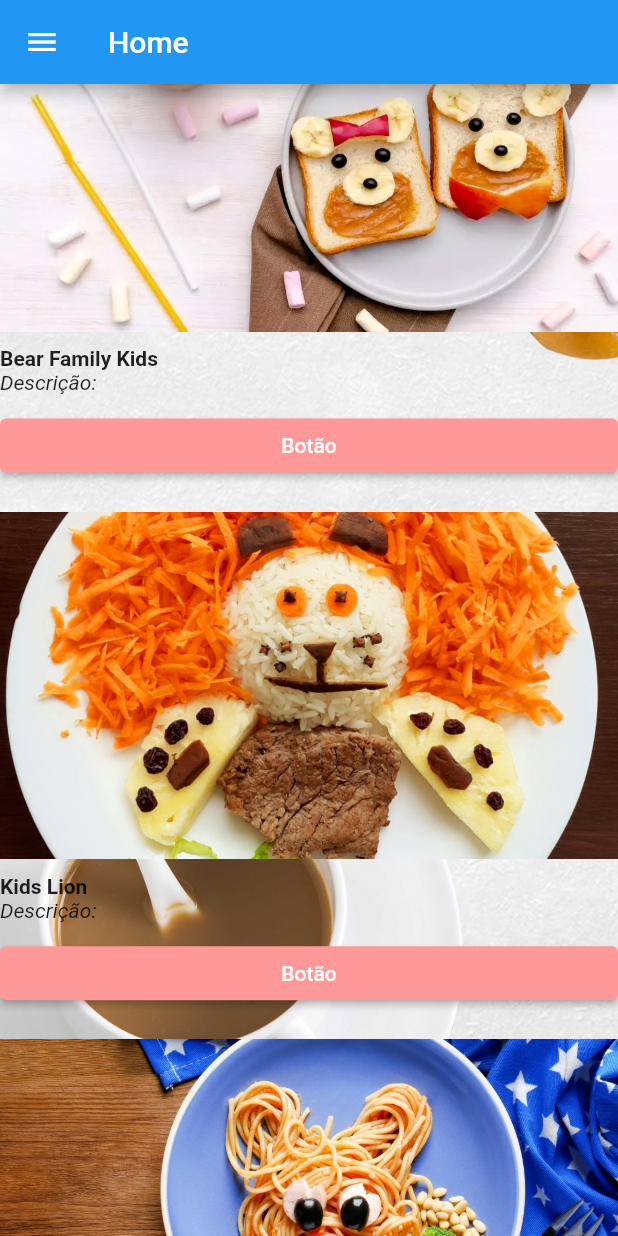
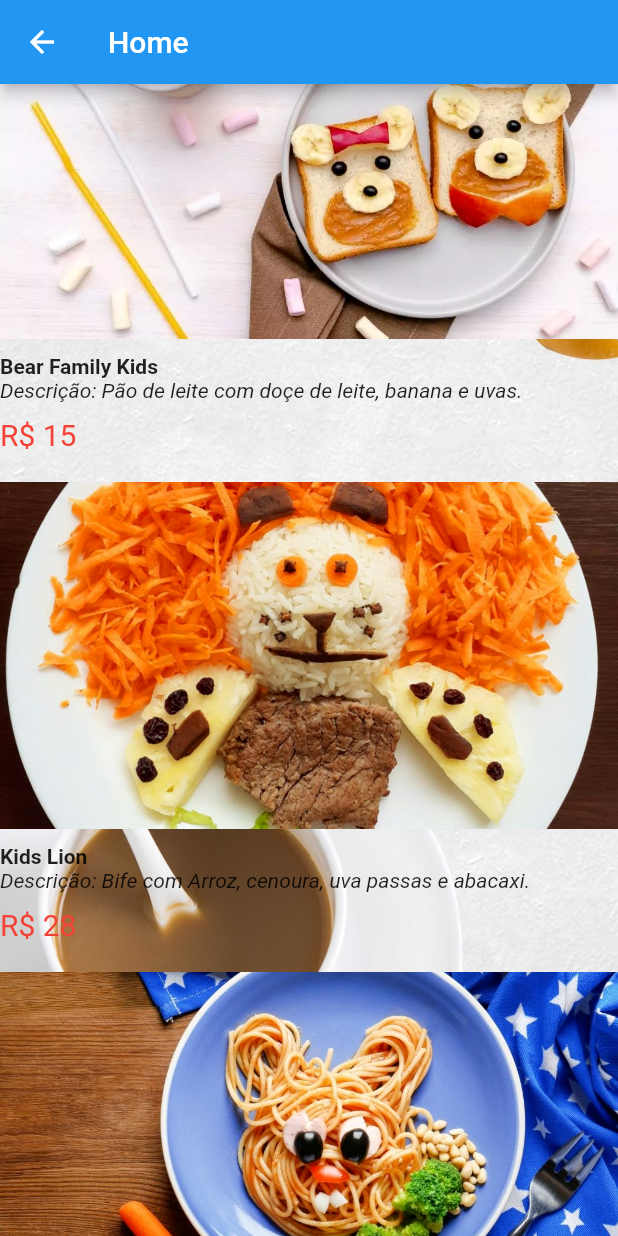
Before and after one commit to 104dk/CardapioApp, a Flutter app: the HomeScreen screen opened by its route, scrolled down 1152 dp, on a phone screen of 412 x 824 dp. Run offline on Flutter 3.47's test engine with Material 2 defaults, Android fonts, the phone set to English and light mode, and no system bars.

Commit message:
atualização n2

```diff
--- a/lib/pages/HomeScreen.dart
+++ b/lib/pages/HomeScreen.dart
@@ -29,43 +29,6 @@ class _HomeScreenState extends State<HomeScreen> {
     return Scaffold(
       appBar: AppBar(
         title: const Text('Home'),
-      ),
-      drawer: Drawer(
-        child: ListView(
-          padding: EdgeInsets.zero,
-          children: <Widget>[
-            const DrawerHeader(
-              decoration: BoxDecoration(
-                color: Colors.blue,
-              ),
-              child: Text(
-                'Menu',
-                style: TextStyle(
-                  color: Colors.white,
-                  fontSize: 24,
-                ),
-              ),
-            ),
-            ListTile(
-              title: const Text('Início'),
-              onTap: () {
-                // Lógica para a opção Início
-              },
-            ),
-            ListTile(
-              title: const Text('Carrinho'),
-              onTap: () {
-                // Lógica para a opção Carrinho
-              },
-            ),
-            ListTile(
-              title: const Text('Sair'),
-              onTap: () {
-                Navigator.pushReplacementNamed(context, '/login');
-              },
-            ),
-          ],
-        ),
       ),
       body: Container(
         decoration: const BoxDecoration(
@@ -99,12 +62,20 @@ class _HomeScreenState extends State<HomeScreen> {
                     ),
                   ),
                   const Text(
-                    'Descrição:',
+                    'Descrição: Deliciosas torradas com ovo e geleia de pinemta.',
                     style: TextStyle(
                       fontStyle: FontStyle.italic,
                     ),
                   ),
                   const SizedBox(height: 10),
+                  const Text(
+                    'R\$ 23',
+                    style: TextStyle(
+                      fontStyle: FontStyle.normal,
+                      fontSize: 20,
+                      color: Colors.red, // Define a cor vermelha para o texto
+                    ),
+                  ),
                   ElevatedButton(
                     onPressed: () {
                       // Lógica do botão
@@ -135,20 +106,19 @@ class _HomeScreenState extends State<HomeScreen> {
                     ),
                   ),
                   const Text(
-                    'Descrição:',
+                    'Descrição: Deliciosas fatias de pão com geleia, nozes, morangos, fatias de laranja, cereja, tomate cereja acompanhado de ovos cozido. ',
                     style: TextStyle(
                       fontStyle: FontStyle.italic,
                     ),
                   ),
                   const SizedBox(height: 10),
-                  ElevatedButton(
-                    onPressed: () {
-                      // Lógica do botão
-                    },
-                    style: ElevatedButton.styleFrom(
-                      backgroundColor: const Color(0xFFFF9999),
+                  const Text(
+                    'R\$ 34',
+                    style: TextStyle(
+                      fontStyle: FontStyle.normal,
+                      fontSize: 20,
+                      color: Colors.red, // Define a cor vermelha para o texto
                     ),
-                    child: const Text('Botão'),
                   ),
                 ],
               ),
@@ -171,20 +141,19 @@ class _HomeScreenState extends State<HomeScreen> {
                     ),
                   ),
                   const Text(
-                    'Descrição:',
+                    'Descrição: Delicioso Trio pão com ovos e café.',
                     style: TextStyle(
                       fontStyle: FontStyle.italic,
                     ),
                   ),
                   const SizedBox(height: 10),
-                  ElevatedButton(
-                    onPressed: () {
-                      // Lógica do botão
-                    },
-                    style: ElevatedButton.styleFrom(
-                      primary: const Color(0xFFFF9999),
+                  const Text(
+                    'R\$ 29',
+                    style: TextStyle(
+                      fontStyle: FontStyle.normal,
+                      fontSize: 20,
+                      color: Colors.red, // Define a cor vermelha para o texto
                     ),
-                    child: const Text('Botão'),
                   ),
                 ],
               ),
@@ -207,20 +176,19 @@ class _HomeScreenState extends State<HomeScreen> {
                     ),
                   ),
                   const Text(
-                    'Descrição:',
+                    'Descrição: Pão de leite com doçe de leite, banana e uvas.',
                     style: TextStyle(
                       fontStyle: FontStyle.italic,
                     ),
                   ),
                   const SizedBox(height: 10),
-                  ElevatedButton(
-                    onPressed: () {
-                      // Lógica do botão
-                    },
-                    style: ElevatedButton.styleFrom(
-                      primary: const Color(0xFFFF9999),
+                  const Text(
+                    'R\$ 15',
+                    style: TextStyle(
+                      fontStyle: FontStyle.normal,
+                      fontSize: 20,
+                      color: Colors.red, // Define a cor vermelha para o texto
                     ),
-                    child: const Text('Botão'),
                   ),
                 ],
               ),
@@ -243,20 +211,19 @@ class _HomeScreenState extends State<HomeScreen> {
                     ),
                   ),
                   const Text(
-                    'Descrição:',
+                    'Descrição: Bife com Arroz, cenoura, uva passas e abacaxi.',
                     style: TextStyle(
                       fontStyle: FontStyle.italic,
                     ),
                   ),
                   const SizedBox(height: 10),
-                  ElevatedButton(
-                    onPressed: () {
-                      // Lógica do botão
-                    },
-                    style: ElevatedButton.styleFrom(
-                      primary: const Color(0xFFFF9999),
+                  const Text(
+                    'R\$ 28',
+                    style: TextStyle(
+                      fontStyle: FontStyle.normal,
+                      fontSize: 20,
+                      color: Colors.red, // Define a cor vermelha para o texto
                     ),
-                    child: const Text('Botão'),
                   ),
                 ],
               ),
@@ -279,25 +246,30 @@ class _HomeScreenState extends State<HomeScreen> {
                     ),
                   ),
                   const Text(
-                    'Descrição:',
+                    'Descrição: Macarrão com brocolis, cenoura, palmito, azeitonas roxa e feijão.',
                     style: TextStyle(
                       fontStyle: FontStyle.italic,
                     ),
                   ),
                   const SizedBox(height: 10),
-                  ElevatedButton(
-                    onPressed: () {
-                      // Lógica do botão
-                    },
-                    style: ElevatedButton.styleFrom(
-                      primary: const Color(0xFFFF9999),
+                  const Text(
+                    'R\$ 28',
+                    style: TextStyle(
+                      fontStyle: FontStyle.normal,
+                      fontSize: 20,
+                      color: Colors.red, // Define a cor vermelha para o texto
                     ),
-                    child: const Text('Botão'),
                   ),
+                  const SizedBox(height: 40),
                   GestureDetector(
                     onTap: _scrollToTop,
                     child: const Text(
-                      'Voltar para o Início',
+                      ' Clique aqui e Volte para o Início ',
+                      style: TextStyle(
+                        decoration: TextDecoration.underline,
+                        fontWeight: FontWeight.bold,
+                        fontStyle: FontStyle.italic,
+                      ),
                     ),
                   ),
                 ],
```
